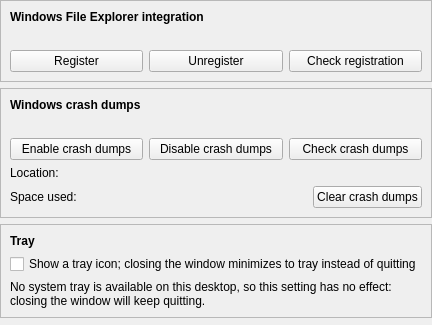
This is packages/rehuco-agent/src/rehuco_agent/settings/ui/registry_page.ui in borco/rehuco as Qt 5 draws it before an edit. The edited form follows.
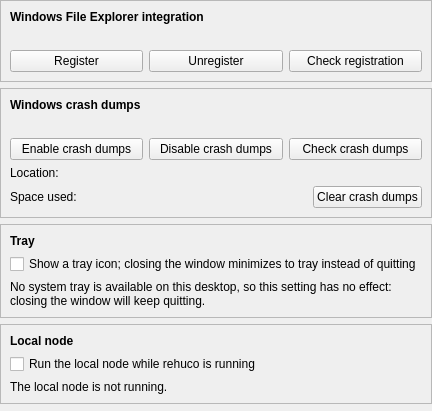
This is the edited form. Custom widgets are drawn as their Qt base class.

Commit message: refs #506: feat: the local node as a child of the agent -- heartbeat process, NodeHost, Enable checkbox

```diff
--- a/packages/rehuco-agent/src/rehuco_agent/settings/ui/registry_page.ui
+++ b/packages/rehuco-agent/src/rehuco_agent/settings/ui/registry_page.ui
@@ -233,6 +233,56 @@
      </layout>
     </widget>
    </item>
+   <item>
+    <widget class="QFrame" name="node_frame">
+     <property name="sizePolicy">
+      <sizepolicy hsizetype="Preferred" vsizetype="Maximum">
+       <horstretch>0</horstretch>
+       <verstretch>0</verstretch>
+      </sizepolicy>
+     </property>
+     <property name="frameShape">
+      <enum>QFrame::Shape::StyledPanel</enum>
+     </property>
+     <property name="frameShadow">
+      <enum>QFrame::Shadow::Raised</enum>
+     </property>
+     <layout class="QVBoxLayout" name="node_frame_layout">
+      <item>
+       <widget class="QLabel" name="node_frame_label">
+        <property name="font">
+         <font>
+          <bold>true</bold>
+         </font>
+        </property>
+        <property name="text">
+         <string>Local node</string>
+        </property>
+       </widget>
+      </item>
+      <item>
+       <widget class="QCheckBox" name="node_enabled_check_box">
+        <property name="text">
+         <string>Run the local node while rehuco is running</string>
+        </property>
+        <property name="toolTip">
+         <string>Started a few seconds after the window, as this user, and stopped when rehuco quits; it keeps running while rehuco sits in the tray</string>
+        </property>
+       </widget>
+      </item>
+      <item>
+       <widget class="QLabel" name="node_status_label">
+        <property name="wordWrap">
+         <bool>true</bool>
+        </property>
+        <property name="text">
+         <string>The local node is not running.</string>
+        </property>
+       </widget>
+      </item>
+     </layout>
+    </widget>
+   </item>
    <item>
     <spacer name="bottom_spacer">
      <property name="orientation">
```
The commit also changes 34 other files.
